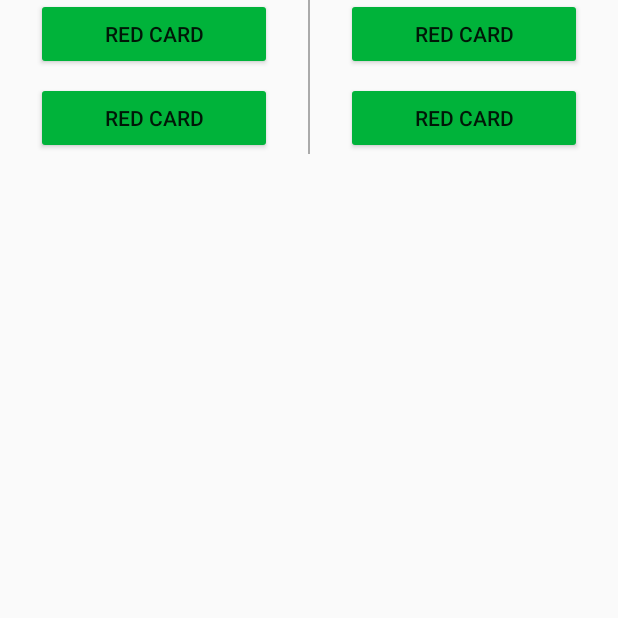
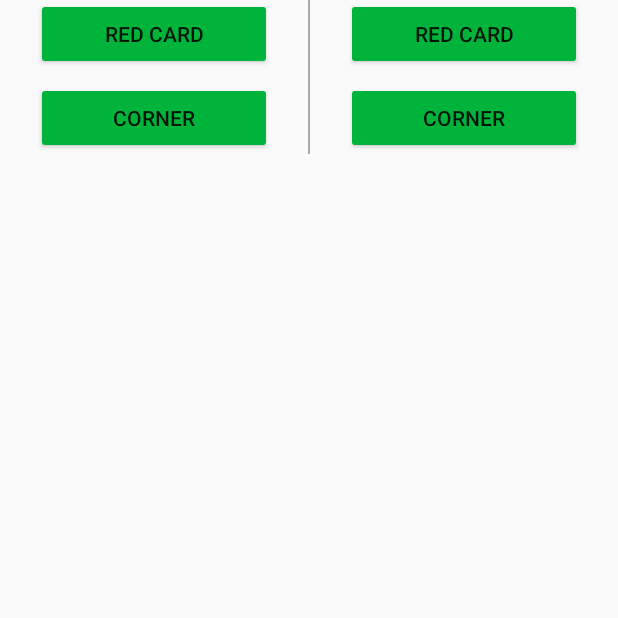
Before and after one commit to alanionita/GDS_ScoreKeeper, an Android app: the screen it shows after launch (MainActivity), on a phone screen of 412 x 824 dp, the part 483-1101 px from its top. Run offline under Robolectric (Android 15) with nearby library versions, the phone set to English and light mode, and no system bars.

Commit message:
fixed error with corner button text

```diff
--- a/app/src/main/res/values/strings.xml
+++ b/app/src/main/res/values/strings.xml
@@ -7,6 +7,6 @@
     <string name="goal_button_text">Goal</string>
     <string name="yellowCard_button_text">Yellow Card</string>
     <string name="redCard_button_text">Red Card</string>
-    <string name="corner_button_text">Red Card</string>
+    <string name="corner_button_text">Corner</string>
     <string name="reset_button_text">Reset</string>
 </resources>
```
